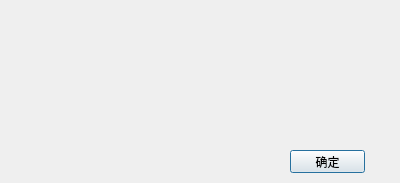
This is aboutdlg.ui in xiaoliang2121/MVCCamera as Qt 5 draws it before an edit. The edited form follows.
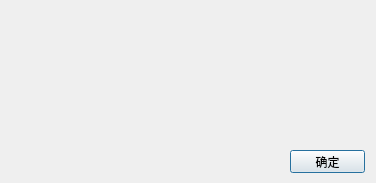
This is the edited form.

Commit message: modify widget size to look beautiful

Diff of the .ui file:
```diff
--- a/aboutdlg.ui
+++ b/aboutdlg.ui
@@ -6,7 +6,7 @@
    <rect>
     <x>0</x>
     <y>0</y>
-    <width>400</width>
+    <width>376</width>
     <height>183</height>
    </rect>
   </property>
```
